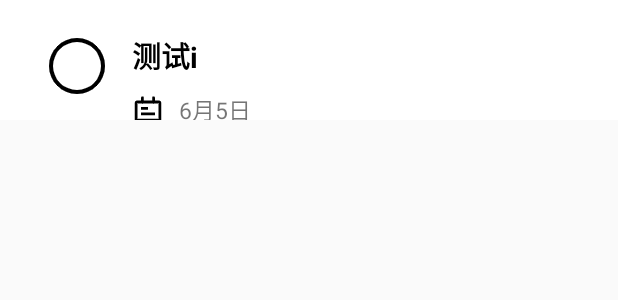
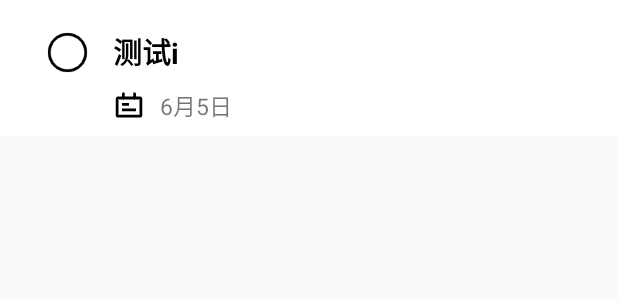
Before and after one commit to universetyg/memorandum, an Android app: the layout item_todolist.xml on its own in the app's theme, with its tools: preview values and no code run, on a phone screen of 412 x 824 dp. Shown: the top 300 px of the screen. Run offline under Robolectric (Android 15) with nearby library versions, the light colour scheme and no system bars.

Commit message:
编辑删除

```diff
--- a/app/src/main/res/layout/item_todolist.xml
+++ b/app/src/main/res/layout/item_todolist.xml
@@ -3,16 +3,15 @@
     xmlns:app="http://schemas.android.com/apk/res-auto"
     xmlns:tools="http://schemas.android.com/tools"
     android:background="#fff"
-    android:paddingTop="8dp"
     android:layout_width="match_parent"
-    android:layout_height="80dp">
+    android:layout_height="wrap_content">
 
     <ImageView
         android:id="@+id/circle_not_choose"
-        android:layout_width="wrap_content"
-        android:layout_height="wrap_content"
+        android:layout_width="30dp"
+        android:layout_height="30dp"
         android:layout_marginStart="30dp"
-        app:layout_constraintBottom_toBottomOf="parent"
+        android:layout_marginTop="20dp"
         app:layout_constraintStart_toStartOf="parent"
         app:layout_constraintTop_toTopOf="parent"
         app:srcCompat="@mipmap/circle_not_choose" />
@@ -34,6 +33,8 @@
         android:layout_width="wrap_content"
         android:layout_height="wrap_content"
         android:layout_marginTop="10dp"
+        android:layout_marginBottom="10dp"
+        app:layout_constraintBottom_toBottomOf="parent"
         app:layout_constraintStart_toStartOf="@+id/tv_title"
         app:layout_constraintTop_toBottomOf="@+id/tv_title"
         app:srcCompat="@mipmap/date" />
```
Also changed, not shown: app/src/main/java/com/gty/memorandum/MainActivity.java (+24 -0 lines), app/src/main/java/com/gty/memorandum/activity/DetailActivity.java (+9 -0 lines), app/src/main/java/com/gty/memorandum/adapter/MyTodoAdapter.java (+35 -7 lines), app/src/main/res/layout/activity_main.xml (+5 -3 lines), app/src/main/res/mipmap-hdpi/choose1.png (added), app/src/main/res/mipmap-hdpi/notchoose.png (added).
